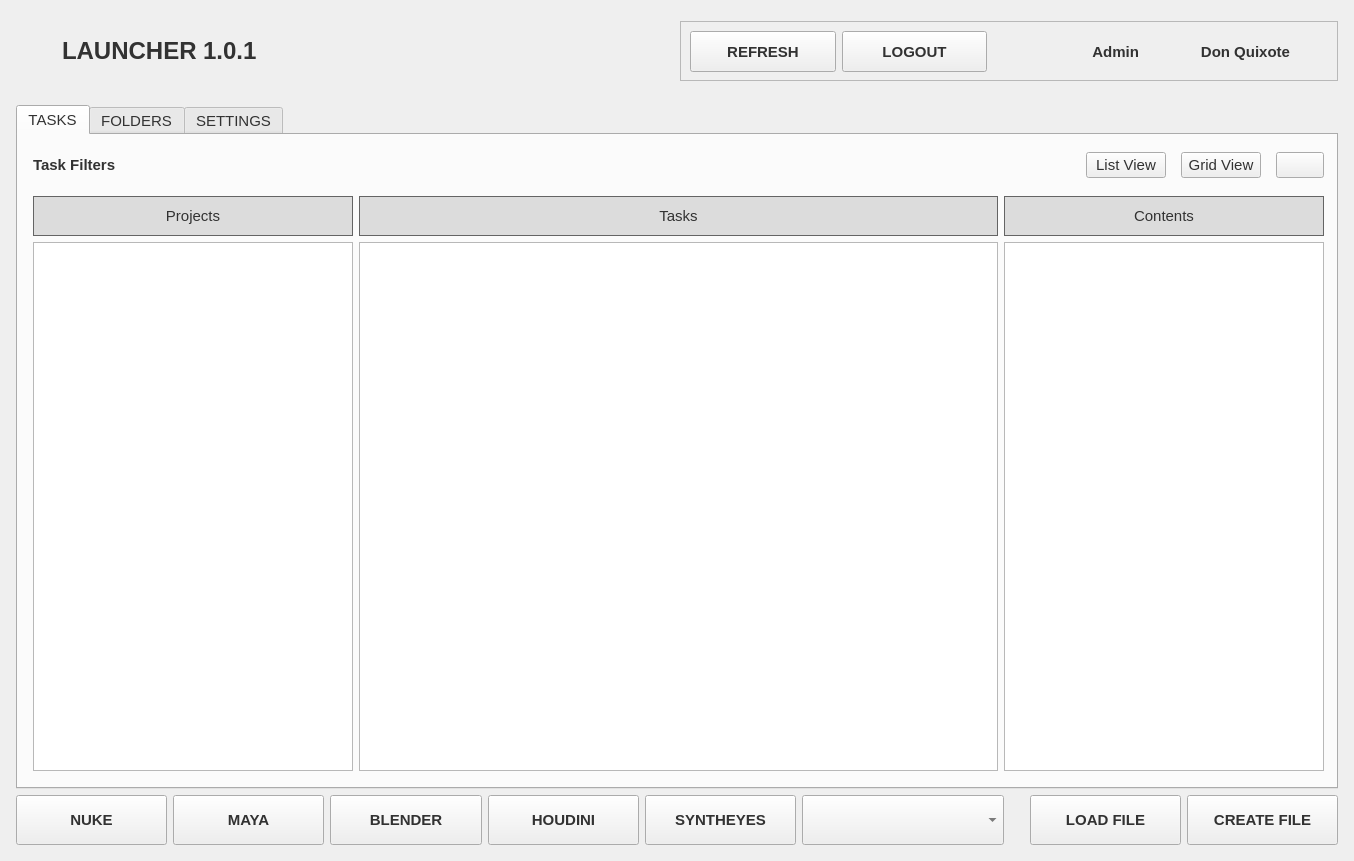
The window that flow_launch.ui (mrwolfpipeline/flower) describes before a commit, drawn with Qt 5.
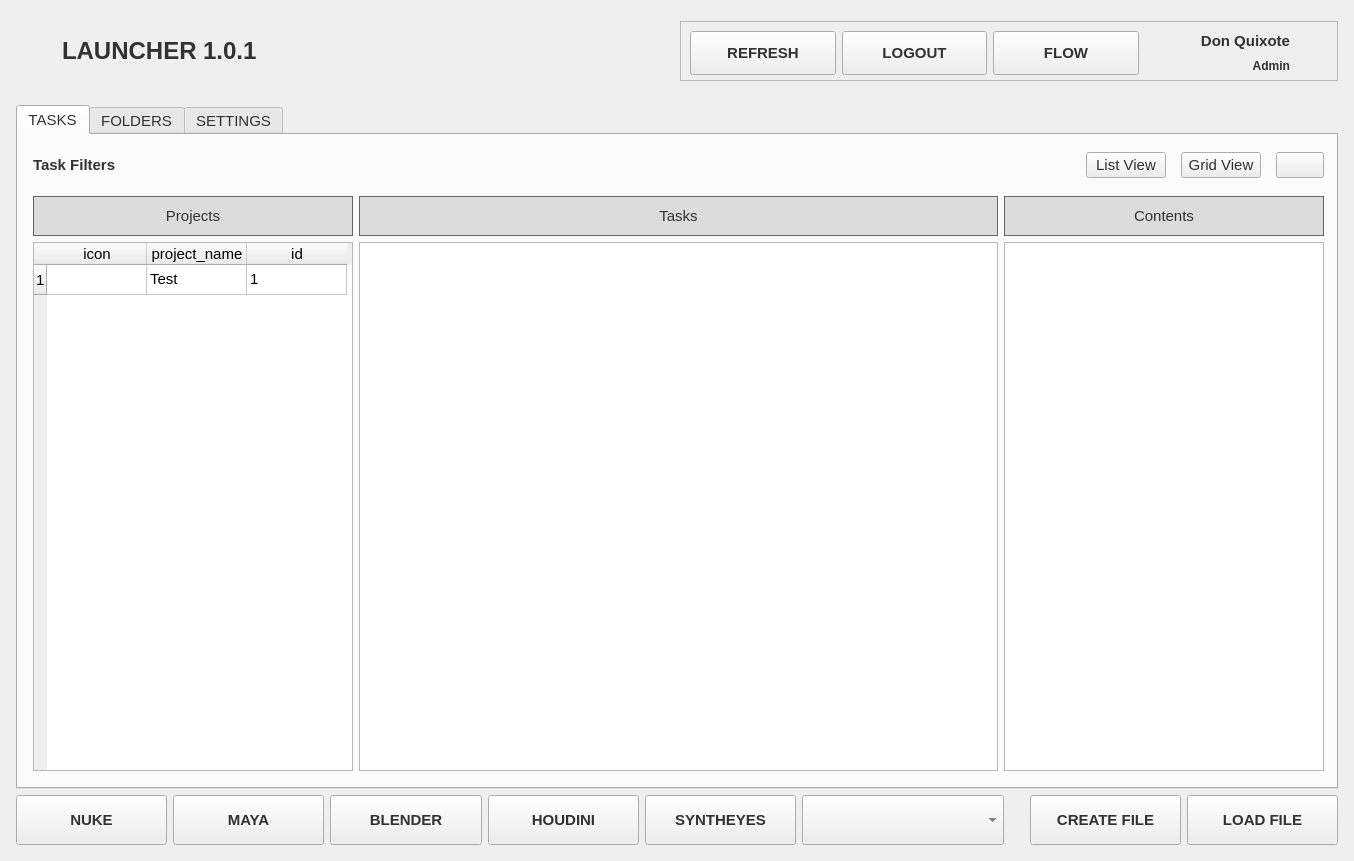
The same window after the commit. The open tabs and pages were chosen to show the change. Icons and pictures are not drawn.

Commit message: added project images and project names to list

```diff
--- a/flow_launch.ui
+++ b/flow_launch.ui
@@ -175,7 +175,7 @@
             <x>0</x>
             <y>0</y>
             <width>661</width>
-            <height>61</height>
+            <height>64</height>
            </rect>
           </property>
           <layout class="QHBoxLayout" name="horizontalLayout_5">
@@ -245,13 +245,19 @@
             </widget>
            </item>
            <item>
-            <widget class="QLabel" name="labelActiveUser_2">
+            <widget class="QPushButton" name="buttonFlowSite">
              <property name="sizePolicy">
-              <sizepolicy hsizetype="Preferred" vsizetype="Preferred">
+              <sizepolicy hsizetype="Minimum" vsizetype="Preferred">
                <horstretch>0</horstretch>
                <verstretch>0</verstretch>
               </sizepolicy>
              </property>
+             <property name="maximumSize">
+              <size>
+               <width>150</width>
+               <height>16777215</height>
+              </size>
+             </property>
              <property name="font">
               <font>
                <pointsize>11</pointsize>
@@ -259,13 +265,18 @@
               </font>
              </property>
              <property name="text">
-              <string>Admin</string>
-             </property>
-             <property name="alignment">
-              <set>Qt::AlignRight|Qt::AlignTrailing|Qt::AlignVCenter</set>
+              <string>FLOW</string>
              </property>
             </widget>
            </item>
+           <item>
+            <layout class="QVBoxLayout" name="verticalLayout_14">
+             <property name="topMargin">
+              <number>0</number>
+             </property>
+             <property name="bottomMargin">
+              <number>0</number>
+             </property>
            <item>
             <widget class="QLabel" name="labelActiveUser">
              <property name="sizePolicy">
@@ -289,6 +300,30 @@
             </widget>
            </item>
            <item>
+              <widget class="QLabel" name="labelActiveUserPermissions">
+               <property name="sizePolicy">
+                <sizepolicy hsizetype="Preferred" vsizetype="Preferred">
+                 <horstretch>0</horstretch>
+                 <verstretch>0</verstretch>
+                </sizepolicy>
+               </property>
+               <property name="font">
+                <font>
+                 <pointsize>9</pointsize>
+                 <bold>true</bold>
+                </font>
+               </property>
+               <property name="text">
+                <string>Admin</string>
+               </property>
+               <property name="alignment">
+                <set>Qt::AlignRight|Qt::AlignTrailing|Qt::AlignVCenter</set>
+               </property>
+              </widget>
+             </item>
+            </layout>
+           </item>
+           <item>
             <widget class="QLabel" name="label">
              <property name="sizePolicy">
               <sizepolicy hsizetype="Expanding" vsizetype="Expanding">
@@ -542,7 +577,57 @@
                </widget>
               </item>
               <item>
-               <widget class="QListWidget" name="listTaskProjects"/>
+               <widget class="QTableWidget" name="tableTaskProjects">
+                <property name="minimumSize">
+                 <size>
+                  <width>317</width>
+                  <height>523</height>
+                 </size>
+                </property>
+                <row>
+                 <property name="text">
+                  <string>1</string>
+                 </property>
+                </row>
+                <column>
+                 <property name="text">
+                  <string>icon</string>
+                 </property>
+                </column>
+                <column>
+                 <property name="text">
+                  <string>project_name</string>
+                 </property>
+                </column>
+                <column>
+                 <property name="text">
+                  <string>id</string>
+                 </property>
+                </column>
+                <item row="0" column="0">
+                 <property name="text">
+                  <string/>
+                 </property>
+                 <property name="textAlignment">
+                  <set>AlignCenter</set>
+                 </property>
+                 <property name="icon">
+                  <iconset>
+                   <selectedon>ui/images/application_icon.png</selectedon>
+                  </iconset>
+                 </property>
+                </item>
+                <item row="0" column="1">
+                 <property name="text">
+                  <string>Test</string>
+                 </property>
+                </item>
+                <item row="0" column="2">
+                 <property name="text">
+                  <string>1</string>
+                 </property>
+                </item>
+               </widget>
               </item>
              </layout>
             </item>
@@ -2139,25 +2224,6 @@
          </property>
         </layout>
        </item>
-       <item>
-        <widget class="QPushButton" name="buttonLoadFile">
-         <property name="sizePolicy">
-          <sizepolicy hsizetype="Minimum" vsizetype="Preferred">
-           <horstretch>0</horstretch>
-           <verstretch>0</verstretch>
-          </sizepolicy>
-         </property>
-         <property name="font">
-          <font>
-           <pointsize>11</pointsize>
-           <bold>true</bold>
-          </font>
-         </property>
-         <property name="text">
-          <string>LOAD FILE</string>
-         </property>
-        </widget>
-       </item>
        <item>
         <widget class="QPushButton" name="buttonCreateFile">
          <property name="sizePolicy">
@@ -2177,6 +2243,25 @@
          </property>
         </widget>
        </item>
+       <item>
+        <widget class="QPushButton" name="buttonLoadFile">
+         <property name="sizePolicy">
+          <sizepolicy hsizetype="Minimum" vsizetype="Preferred">
+           <horstretch>0</horstretch>
+           <verstretch>0</verstretch>
+          </sizepolicy>
+         </property>
+         <property name="font">
+          <font>
+           <pointsize>11</pointsize>
+           <bold>true</bold>
+          </font>
+         </property>
+         <property name="text">
+          <string>LOAD FILE</string>
+         </property>
+        </widget>
+       </item>
       </layout>
      </item>
     </layout>
```
Left out of the diff: 4 changed lines with no effect on the pictures. Lines whose indentation alone changed are shown as unchanged. The commit also changes 6 other files.
